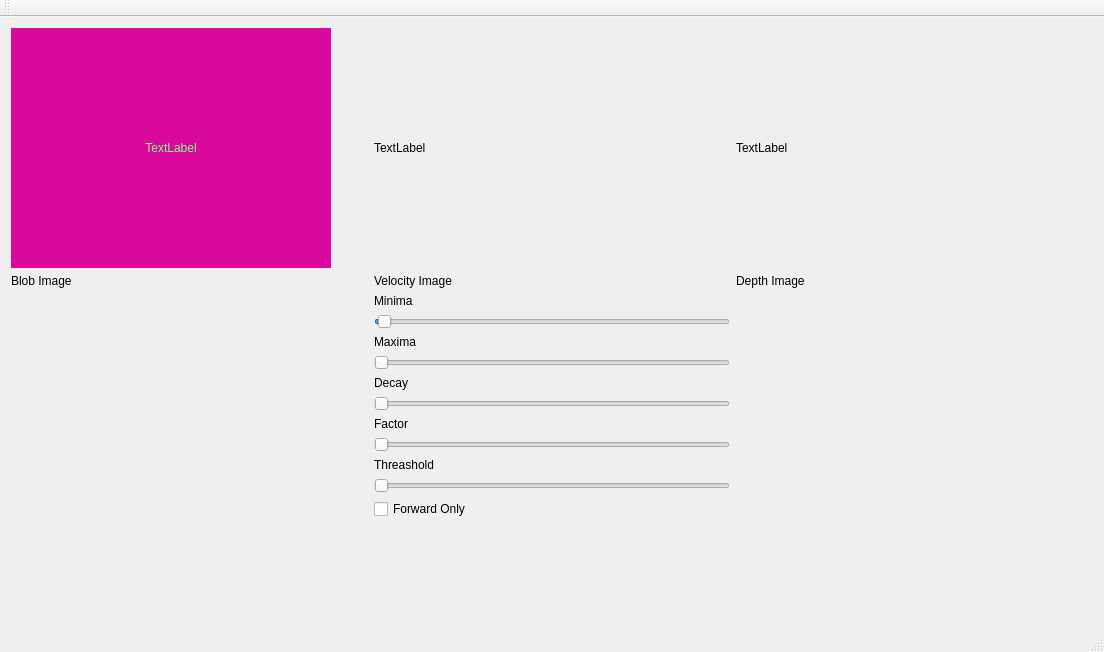
Old version of the form TrackerTest/mainwindow.ui in the repository qimmer/mta13341.
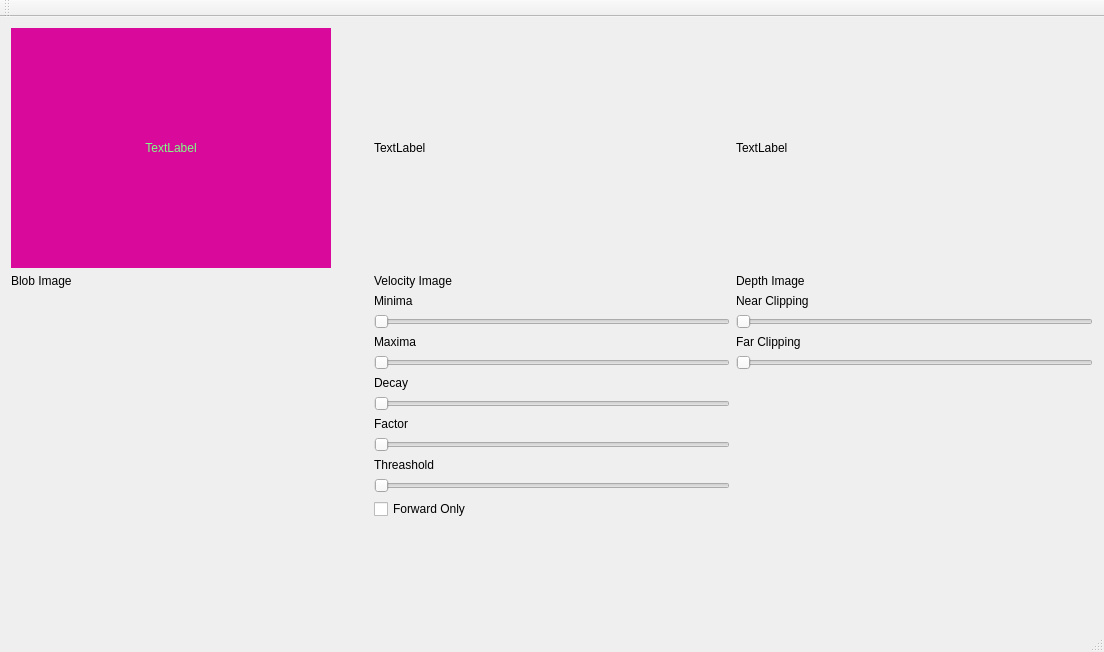
New version of the form.

The edit to the form file:
```diff
--- a/TrackerTest/mainwindow.ui
+++ b/TrackerTest/mainwindow.ui
@@ -134,7 +134,7 @@
                </sizepolicy>
               </property>
               <property name="minimum">
-               <number>-1</number>
+               <number>0</number>
               </property>
               <property name="maximum">
                <number>100</number>
@@ -315,6 +315,56 @@
             </property>
            </widget>
           </item>
+          <item>
+           <layout class="QVBoxLayout" name="verticalLayout_4">
+            <item>
+             <widget class="QLabel" name="label_10">
+              <property name="text">
+               <string>Near Clipping</string>
+              </property>
+             </widget>
+            </item>
+            <item>
+             <widget class="QSlider" name="sliNear">
+              <property name="sizePolicy">
+               <sizepolicy hsizetype="Preferred" vsizetype="Fixed">
+                <horstretch>0</horstretch>
+                <verstretch>0</verstretch>
+               </sizepolicy>
+              </property>
+              <property name="maximum">
+               <number>65000</number>
+              </property>
+              <property name="orientation">
+               <enum>Qt::Horizontal</enum>
+              </property>
+             </widget>
+            </item>
+            <item>
+             <widget class="QLabel" name="label_7">
+              <property name="text">
+               <string>Far Clipping</string>
+              </property>
+             </widget>
+            </item>
+            <item>
+             <widget class="QSlider" name="sliFar">
+              <property name="sizePolicy">
+               <sizepolicy hsizetype="Preferred" vsizetype="Fixed">
+                <horstretch>0</horstretch>
+                <verstretch>0</verstretch>
+               </sizepolicy>
+              </property>
+              <property name="maximum">
+               <number>65000</number>
+              </property>
+              <property name="orientation">
+               <enum>Qt::Horizontal</enum>
+              </property>
+             </widget>
+            </item>
+           </layout>
+          </item>
           <item>
            <spacer name="verticalSpacer_3">
             <property name="orientation">
```
Left out of the diff: 6 changed lines with no effect on the pictures.
